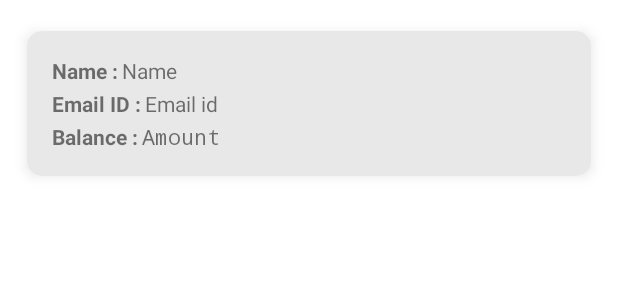
After one commit to Crackmindedsk/BasicBankApp, an Android app: the layout list_item_layout_activity.xml on its own in the app's theme, with its tools: preview values and no code run, on a phone screen of 412 x 824 dp. The commit adds this screen. Shown: the top 300 px of the screen. Run offline under Robolectric (Android 15) with nearby library versions, the phone set to English and light mode, and no system bars.

Commit message:
Menu feature

```diff
--- /dev/null
+++ b/app/src/main/res/layout/list_item_layout_activity.xml
@@ -0,0 +1,80 @@
+<?xml version="1.0" encoding="utf-8"?>
+<androidx.cardview.widget.CardView
+    xmlns:android="http://schemas.android.com/apk/res/android"
+    xmlns:card_view="http://schemas.android.com/apk/res-auto"
+    android:layout_width="match_parent"
+    android:layout_height="wrap_content"
+    android:padding="10dp"
+    android:orientation="vertical"
+    card_view:cardUseCompatPadding="true"
+    android:background="#7A7C7C"
+    android:outlineSpotShadowColor="#7A7C7C"
+    android:outlineAmbientShadowColor="#DBDFDF"
+    card_view:cardBackgroundColor="#E8E8E8"
+    card_view:cardCornerRadius="10dp"
+    android:layout_margin="10dp"
+    card_view:cardElevation="5dp"
+    card_view:contentPadding="5dp">
+
+    <RelativeLayout
+        android:layout_width="match_parent"
+        android:layout_height="wrap_content"
+        android:padding="10dp">
+        <TextView
+            android:layout_width="wrap_content"
+            android:layout_height="wrap_content"
+            android:text="@string/_name"
+            android:textStyle="bold"
+            android:padding="1dp"
+            android:layout_gravity="center"
+            android:id="@+id/list_name"/>
+        <TextView
+            android:layout_width="match_parent"
+            android:layout_height="wrap_content"
+            android:layout_toRightOf="@id/list_name"
+            android:padding="1dp"
+            android:text="@string/name"
+            android:layout_gravity="center"
+            android:id="@+id/list_name_edit"/>
+        <TextView
+            android:layout_width="wrap_content"
+            android:layout_height="wrap_content"
+            android:layout_below="@id/list_name"
+            android:padding="1dp"
+            android:text="@string/_email"
+            android:textStyle="bold"
+            android:layout_gravity="center"
+            android:id="@+id/list_email"/>
+        <TextView
+            android:layout_width="match_parent"
+            android:layout_height="wrap_content"
+            android:layout_below="@id/list_name_edit"
+            android:layout_toRightOf="@id/list_email"
+            android:padding="1dp"
+            android:text="@string/email_id"
+            android:inputType="textEmailAddress"
+            android:layout_gravity="center"
+            android:id="@+id/list_email_edit"/>
+        <TextView
+            android:layout_width="wrap_content"
+            android:layout_height="wrap_content"
+            android:layout_below="@id/list_email"
+            android:padding="1dp"
+            android:text="@string/balance"
+            android:textStyle="bold"
+            android:layout_gravity="center"
+            android:id="@+id/list_balance"/>
+        <TextView
+            android:layout_width="match_parent"
+            android:layout_height="wrap_content"
+            android:id="@+id/list_balance_edit"
+            android:layout_below="@id/list_email_edit"
+            android:padding="1dp"
+            android:typeface="monospace"
+            android:layout_gravity="center"
+            android:inputType="number"
+            android:layout_toRightOf="@id/list_balance"
+            android:text="@string/amount" />
+    </RelativeLayout>
+
+</androidx.cardview.widget.CardView>
--- /dev/null
+++ b/app/src/main/res/menu/main_menu.xml
@@ -0,0 +1,11 @@
+<?xml version="1.0" encoding="utf-8"?>
+<menu
+    xmlns:android="http://schemas.android.com/apk/res/android"
+    xmlns:app="http://schemas.android.com/apk/res-auto">
+    <item
+        android:id="@+id/action_history"
+        android:icon="@android:drawable/ic_menu_recent_history"
+        android:orderInCategory="100"
+        app:showAsAction="always"
+        android:title="TODO"/>
+</menu>
--- a/app/src/main/res/values/strings.xml
+++ b/app/src/main/res/values/strings.xml
@@ -20,4 +20,7 @@
     <string name="amount">Amount</string>
     <string name="status">Status :</string>
     <string name="transaction_status">Transaction Status</string>
+    <string name="_email">Email ID :</string>
+    <string name="balance">Balance :</string>
+    <string name="_name">Name :</string>
 </resources>
```
